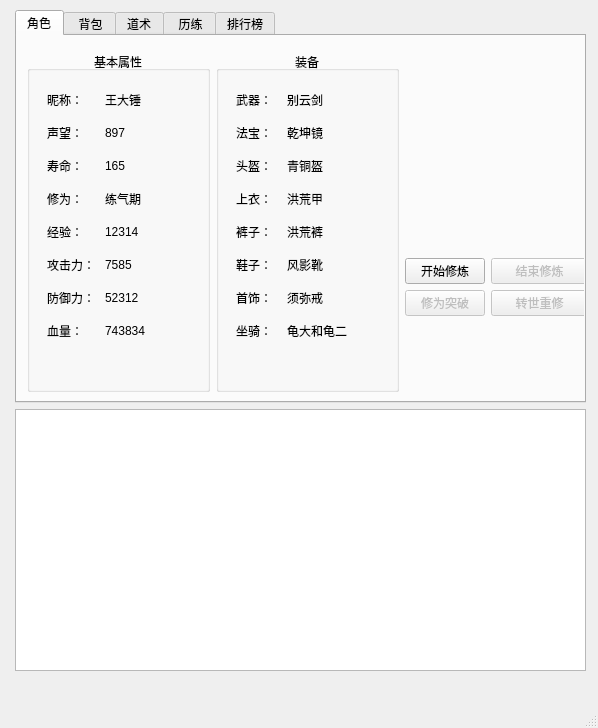
Old version of the form modules/ui/mainui.ui in the repository Huu-Yuu/DeskXiuxian.
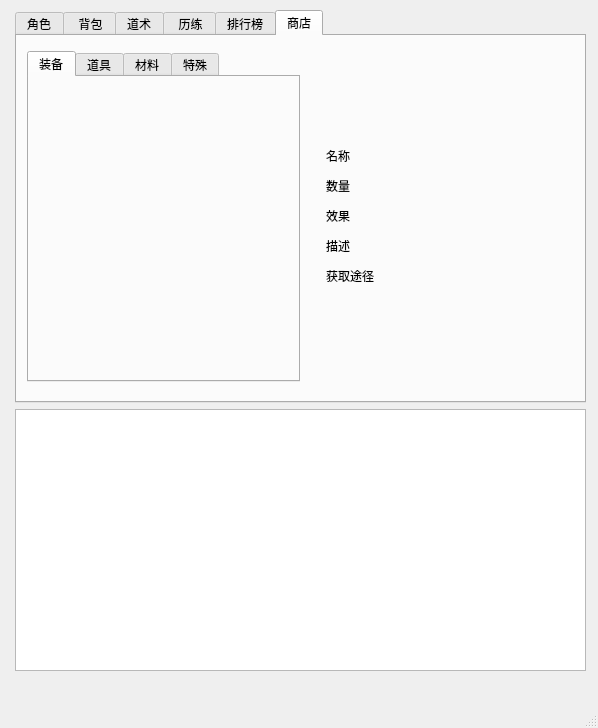
New version of the form. The open tabs and pages were chosen to show the change. Icons and pictures are not drawn.

Commit message: 更新UI

What changed in the file:
```diff
--- a/modules/ui/mainui.ui
+++ b/modules/ui/mainui.ui
@@ -555,6 +555,89 @@
          <string>排行榜</string>
         </attribute>
        </widget>
+       <widget class="QWidget" name="store">
+        <attribute name="title">
+         <string>商店</string>
+        </attribute>
+        <widget class="QWidget" name="horizontalLayoutWidget_3">
+         <property name="geometry">
+          <rect>
+           <x>10</x>
+           <y>10</y>
+           <width>551</width>
+           <height>341</height>
+          </rect>
+         </property>
+         <layout class="QHBoxLayout" name="store_Layout" stretch="1,1">
+          <property name="topMargin">
+           <number>5</number>
+          </property>
+          <property name="bottomMargin">
+           <number>5</number>
+          </property>
+          <item>
+           <layout class="QVBoxLayout" name="item_grid_Layout_2" stretch="0">
+            <item>
+             <widget class="QTabWidget" name="item_stpre_Widget">
+              <property name="currentIndex">
+               <number>0</number>
+              </property>
+              <widget class="QWidget" name="tab_5">
+               <attribute name="title">
+                <string>装备</string>
+               </attribute>
+              </widget>
+              <widget class="QWidget" name="tab_6">
+               <attribute name="title">
+                <string>道具</string>
+               </attribute>
+              </widget>
+              <widget class="QWidget" name="tab_7">
+               <attribute name="title">
+                <string>材料</string>
+               </attribute>
+              </widget>
+              <widget class="QWidget" name="tab_8">
+               <attribute name="title">
+                <string>特殊</string>
+               </attribute>
+              </widget>
+             </widget>
+            </item>
+           </layout>
+          </item>
+          <item>
+           <layout class="QVBoxLayout" name="desc_Layout_2">
+            <property name="leftMargin">
+             <number>20</number>
+            </property>
+            <property name="topMargin">
+             <number>10</number>
+            </property>
+            <property name="rightMargin">
+             <number>20</number>
+            </property>
+            <property name="bottomMargin">
+             <number>10</number>
+            </property>
+            <item>
+             <widget class="QLabel" name="item_desc_label_2">
+              <property name="text">
+               <string>&lt;html&gt;&lt;head/&gt;&lt;body&gt;&lt;p&gt;名称&lt;/p&gt;&lt;p&gt;数量&lt;/p&gt;&lt;p&gt;效果&lt;/p&gt;&lt;p&gt;描述&lt;/p&gt;&lt;p&gt;获取途径&lt;/p&gt;&lt;/body&gt;&lt;/html&gt;</string>
+              </property>
+              <property name="alignment">
+               <set>Qt::AlignLeading|Qt::AlignLeft|Qt::AlignVCenter</set>
+              </property>
+              <property name="wordWrap">
+               <bool>true</bool>
+              </property>
+             </widget>
+            </item>
+           </layout>
+          </item>
+         </layout>
+        </widget>
+       </widget>
       </widget>
      </item>
      <item>
```
